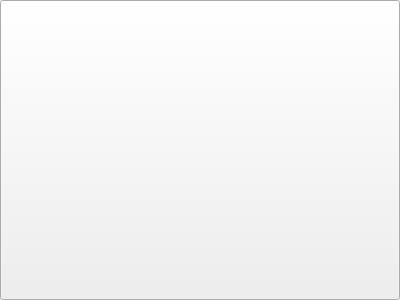
Before: the Qt Designer form indexpushbutton.ui in mtressa/tictactoe, drawn with Qt 5.
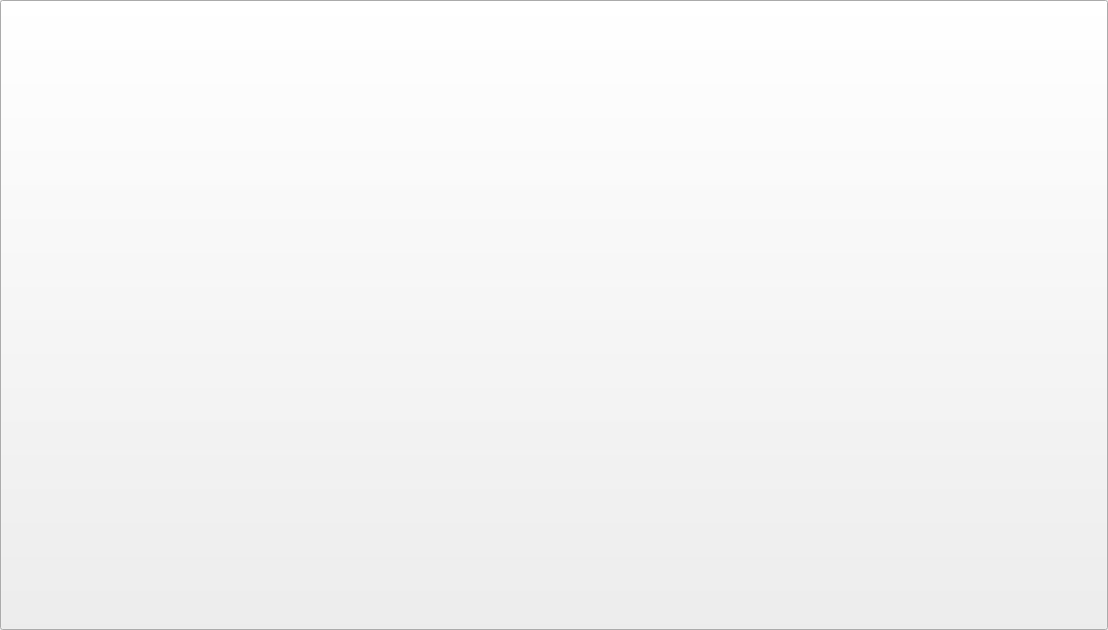
After: the same form once the commit is applied.

Diff of the .ui file:
```diff
--- a/indexpushbutton.ui
+++ b/indexpushbutton.ui
@@ -9,14 +9,89 @@
       <rect>
         <x>0</x>
         <y>0</y>
-        <width>400</width>
-        <height>300</height>
-      </rect>
-    </property>
+    <width>1108</width>
+    <height>630</height>
+   </rect>
+  </property>
+  <property name="sizePolicy">
+   <sizepolicy hsizetype="Preferred" vsizetype="Preferred">
+    <horstretch>0</horstretch>
+    <verstretch>0</verstretch>
+   </sizepolicy>
+  </property>
+  <property name="minimumSize">
+   <size>
+    <width>0</width>
+    <height>0</height>
+   </size>
+  </property>
+  <property name="font">
+   <font>
+    <family>Arial Black</family>
+    <pointsize>350</pointsize>
+    <underline>false</underline>
+    <kerning>false</kerning>
+   </font>
+  </property>
     <property name="windowTitle">
       <string>IndexPushButton</string>
     </property>
-  </widget>
-  <pixmapfunction/>
+  <property name="windowOpacity">
+   <double>1.000000000000000</double>
+  </property>
+  <property name="layoutDirection">
+   <enum>Qt::LeftToRight</enum>
+  </property>
+  <property name="autoFillBackground">
+   <bool>false</bool>
+  </property>
+  <property name="text">
+   <string/>
+  </property>
+  <property name="checkable">
+   <bool>false</bool>
+  </property>
+  <property name="checked">
+   <bool>false</bool>
+  </property>
+  <property name="autoRepeat">
+   <bool>false</bool>
+  </property>
+  <property name="autoExclusive">
+   <bool>false</bool>
+  </property>
+  <property name="autoDefault">
+   <bool>false</bool>
+  </property>
+  <property name="default">
+   <bool>false</bool>
+  </property>
+  <property name="flat">
+   <bool>false</bool>
+  </property>
+  <layout class="QGridLayout" name="gridLayout">
+   <item row="0" column="0">
+    <widget class="QLabel" name="label">
+     <property name="font">
+      <font>
+       <pointsize>350</pointsize>
+       <underline>false</underline>
+       <kerning>false</kerning>
+      </font>
+     </property>
+     <property name="text">
+      <string> </string>
+     </property>
+     <property name="alignment">
+      <set>Qt::AlignCenter</set>
+     </property>
+     <property name="wordWrap">
+      <bool>false</bool>
+     </property>
+    </widget>
+   </item>
+  </layout>
+ </widget>
+ <resources/>
   <connections/>
 </ui>
```
Left out of the diff: 3 changed lines with no effect on the pictures. Lines whose indentation alone changed are shown as unchanged.
